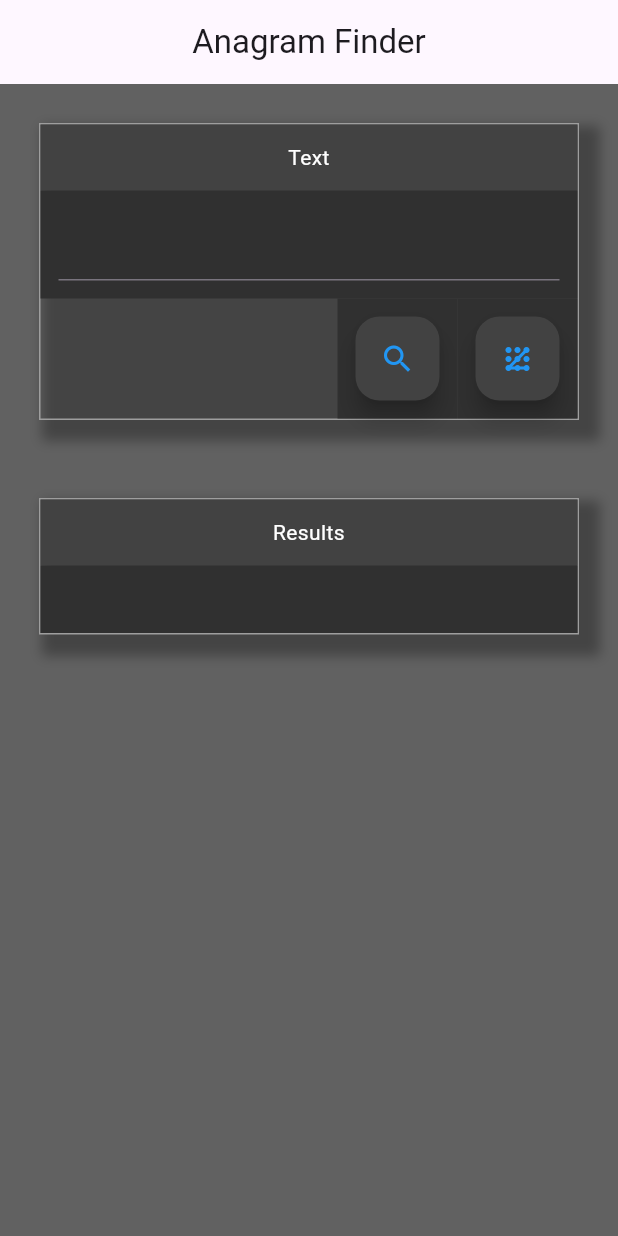
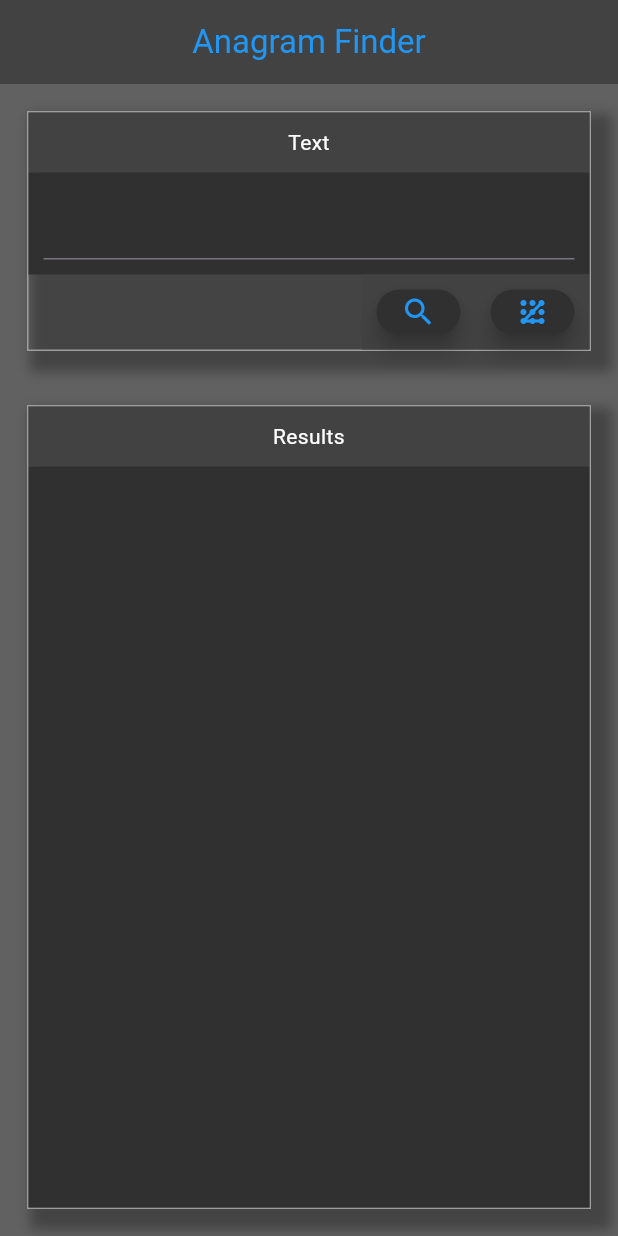
Before and after one commit to vmelia/flutter_wordz, a Flutter app: the screen it shows after launch, on a phone screen of 412 x 824 dp. Run offline on Flutter 3.47's test engine with Material 3 defaults, Android fonts, the phone set to English and light mode, and no system bars; our stand-ins replace flutter_bloc, get_it.

Commit message:
Fixed layout/colours.

```diff
--- a/lib/main.dart
+++ b/lib/main.dart
@@ -40,7 +40,16 @@ class MainScaffoldWidget extends StatelessWidget {
   @override
   Widget build(BuildContext context) {
     return Scaffold(
-      appBar: AppBar(title: const Center(child: Text('Anagram Finder')), elevation: 0),
+      appBar: AppBar(
+        backgroundColor: panelHeaderColour,
+        title: const Center(
+          child: Text(
+            'Anagram Finder',
+            style: TextStyle(color: iconColour),
+          ),
+        ),
+        elevation: 0,
+      ),
       body: const SafeArea(child: HomePage()),
     );
   }
--- a/lib/pages/home_page.dart
+++ b/lib/pages/home_page.dart
@@ -26,17 +26,21 @@ class _HomePageView extends StatelessWidget {
 
   @override
   Widget build(BuildContext context) {
-    return Column(
+    return Expanded(
+      child: Column(
         children: [
           Container(
             padding: mainPadding,
-          child: const Column(children: [InputPanelWidget(text: '')]),
+            child: const InputPanelWidget(text: ''),
           ),
-        Container(
+          Flexible(
+            child: Container(
               padding: mainPadding,
-          child: const Column(children: [OutputPanelWidget()]),
+              child: const OutputPanelWidget(),
+            ),
           ),
         ],
+      ),
     );
   }
 }
--- a/lib/theme.dart
+++ b/lib/theme.dart
@@ -1,16 +1,14 @@
 import 'package:flutter/material.dart';
 
 final Color mainBackgroundColour = Colors.grey[700]!;
-const double panelSpacing = 26.0;
+const double panelSpacing = 18.0;
 const EdgeInsets mainPadding = EdgeInsets.all(panelSpacing);
 
-const double panelWidth = 300.0;
-const double panelHeight = 400.0;
 const EdgeInsets panelPadding = EdgeInsets.all(8.0);
 final Color panelHeaderColour = Colors.grey[800]!;
 final Color panelBodyColour = Colors.grey[850]!;
 final Color panelBorderColour = Colors.grey[500]!;
 
-const EdgeInsets componentPadding = EdgeInsets.all(12.0);
+const EdgeInsets componentPadding = EdgeInsets.all(10.0);
 const Color textColour = Colors.white;
 const Color iconColour = Colors.blue;
--- a/lib/widgets/button_widget.dart
+++ b/lib/widgets/button_widget.dart
@@ -15,13 +15,14 @@ class ButtonWidget extends StatelessWidget {
   @override
   Widget build(BuildContext context) {
     return Container(
-      color: panelBodyColour,
+      height: 50,
+      color: panelHeaderColour,
       padding: componentPadding,
       child: Stack(
         children: [
           FloatingActionButton(
             onPressed: onPressed,
-            backgroundColor: panelHeaderColour,
+            backgroundColor: panelBodyColour,
             child: Icon(iconData, color: iconColour),
           ),
         ],
--- a/lib/widgets/output_panel_widget.dart
+++ b/lib/widgets/output_panel_widget.dart
@@ -43,10 +43,12 @@ class _OutputPanelWidgetView extends StatelessWidget {
             backgroundColour: panelHeaderColour,
             textAlign: TextAlign.center,
           ),
-          TextWidget(
-            text: state.output.join('\n'),
-            backgroundColour: panelBodyColour,
-            textAlign: TextAlign.left,
+          Expanded(
+            child: TextWidget(
+              text: state.output.join('\n'),
+              backgroundColour: panelBodyColour,
+              textAlign: TextAlign.left,
+            ),
           ),
         ],
       ),
```
Lines whose indentation alone changed are shown as unchanged.
